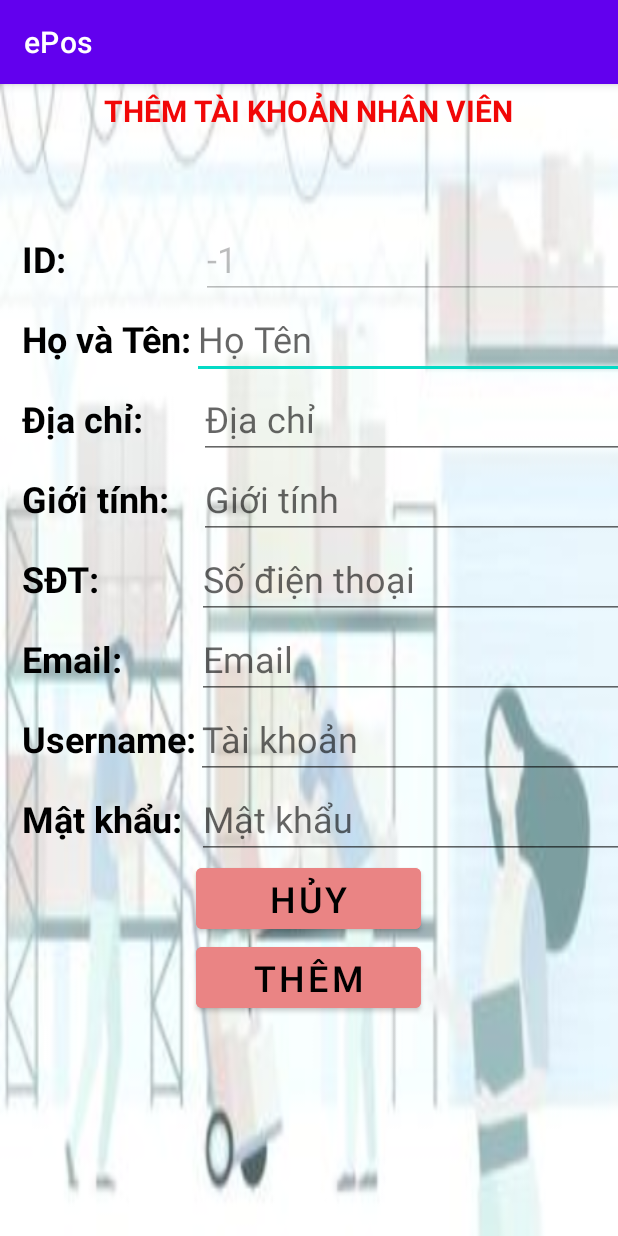
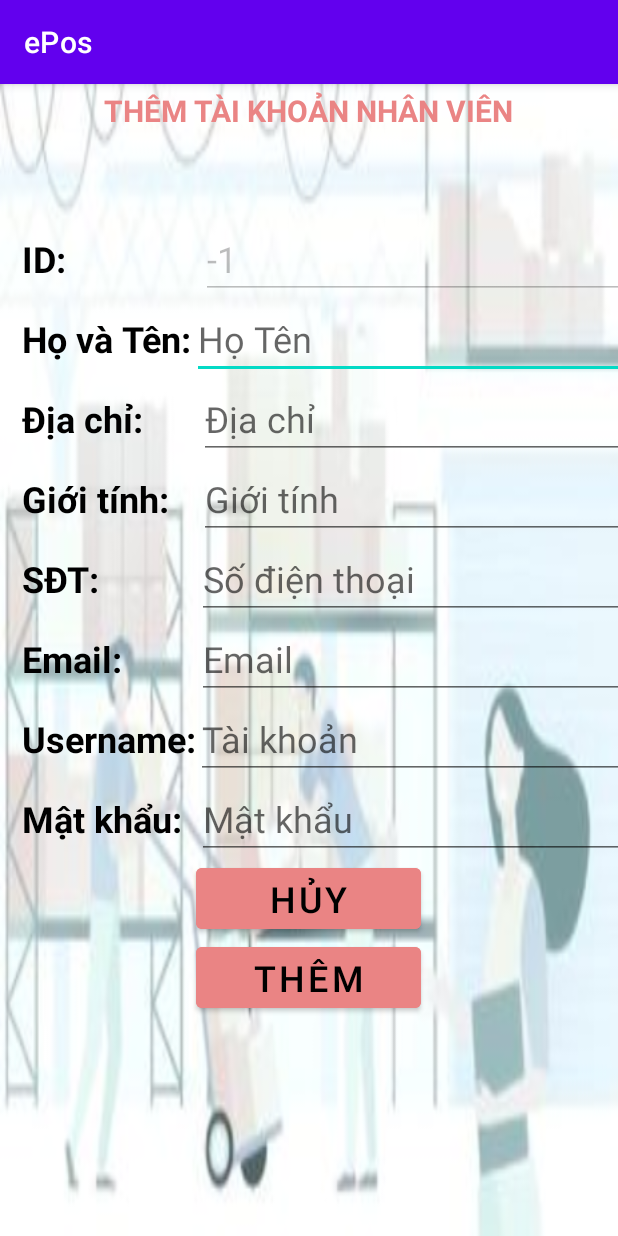
Before and after one commit to thanhan671/ePos, an Android app: the AddAcountStaffActivity screen opened directly, with no data from a screen before it, on a phone screen of 412 x 824 dp. Run offline under Robolectric (Android 15) with nearby library versions, the phone set to English and light mode, and no system bars; our stand-ins replace Firebase (no records; nobody signed in at launch, a user with empty details on screens opened directly).

Commit message:
update 8/12

```diff
--- a/app/src/main/res/layout/activity_add_acount_staff.xml
+++ b/app/src/main/res/layout/activity_add_acount_staff.xml
@@ -14,7 +14,7 @@
         android:layout_marginTop="4dp"
         android:text="THÊM TÀI KHOẢN NHÂN VIÊN"
         android:textAlignment="center"
-        android:textColor="#F10707"
+        android:textColor="#EA8484"
         android:textSize="20sp"
         android:textStyle="bold"
         app:layout_constraintEnd_toEndOf="parent"
```
